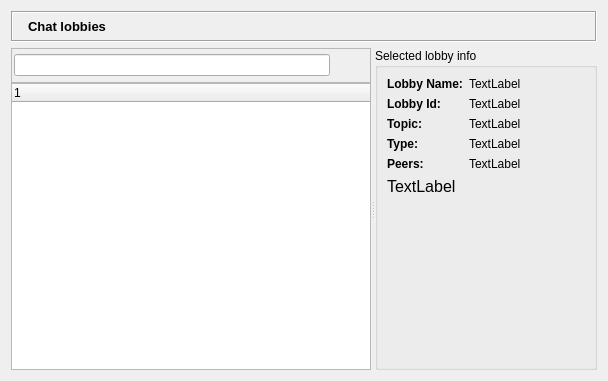
RetroShare/RetroShare, file retroshare-gui/src/gui/ChatLobbyWidget.ui: the form before one commit.
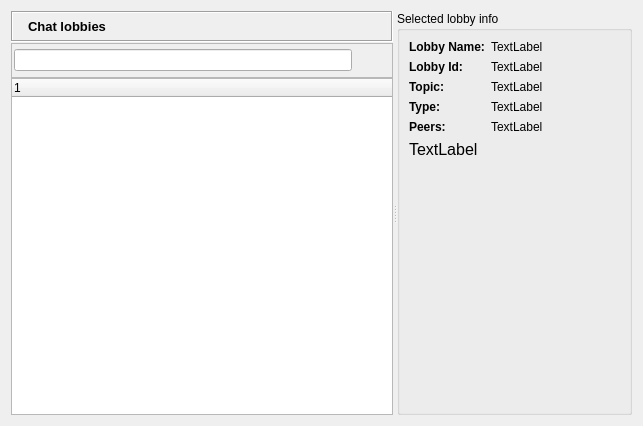
The form after the commit. Icons and pictures are not drawn. Custom widgets are drawn as their Qt base class.

Commit message: some titlebar layout changes

What changed in the file:
```diff
--- a/retroshare-gui/src/gui/ChatLobbyWidget.ui
+++ b/retroshare-gui/src/gui/ChatLobbyWidget.ui
@@ -6,12 +6,22 @@
    <rect>
     <x>0</x>
     <y>0</y>
-    <width>608</width>
-    <height>381</height>
+    <width>643</width>
+    <height>426</height>
    </rect>
   </property>
   <layout class="QGridLayout" name="gridLayout_5">
    <item row="0" column="0">
+    <widget class="QSplitter" name="splitter">
+     <property name="orientation">
+      <enum>Qt::Horizontal</enum>
+     </property>
+     <widget class="QWidget" name="layoutWidget">
+      <layout class="QVBoxLayout" name="verticalLayout_3">
+       <property name="spacing">
+        <number>1</number>
+       </property>
+       <item>
     <widget class="QFrame" name="titleBarFrame">
      <property name="sizePolicy">
       <sizepolicy hsizetype="Preferred" vsizetype="Maximum">
@@ -89,12 +99,7 @@
      </layout>
     </widget>
    </item>
-   <item row="1" column="0">
-    <widget class="QSplitter" name="splitter">
-     <property name="orientation">
-      <enum>Qt::Horizontal</enum>
-     </property>
-     <widget class="QWidget" name="layoutWidget">
+       <item>
       <layout class="QGridLayout" name="gridLayout_2">
        <property name="spacing">
         <number>0</number>
@@ -181,6 +186,8 @@
           </property>
          </column>
         </widget>
+         </item>
+        </layout>
        </item>
       </layout>
      </widget>
```
Lines whose indentation alone changed are shown as unchanged. The commit also changes 3 other files.
